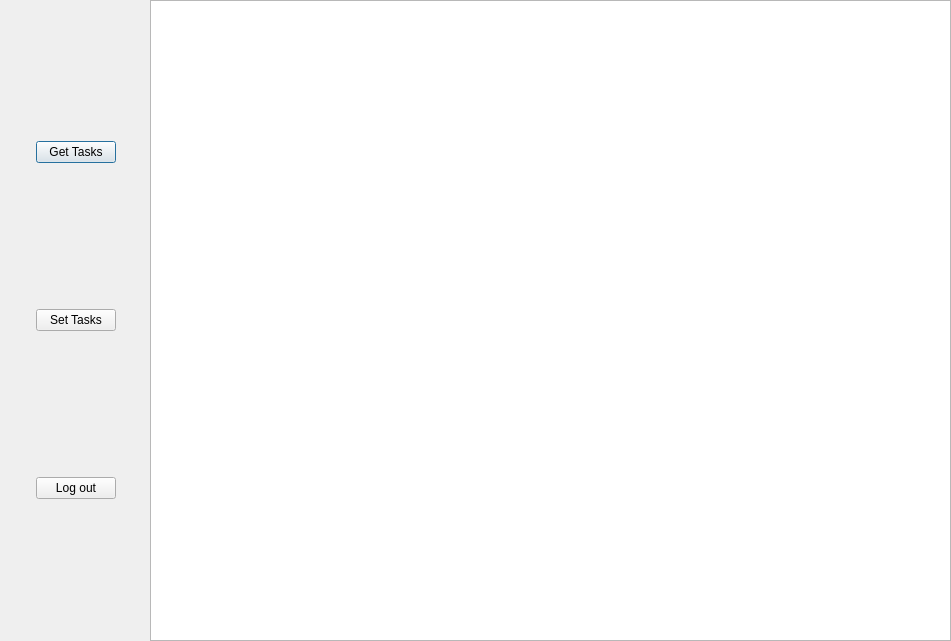
Before: the Qt Designer form REST_DevProm/workingwindow.ui in Smartkin/DevProm-REST, drawn with Qt 5.
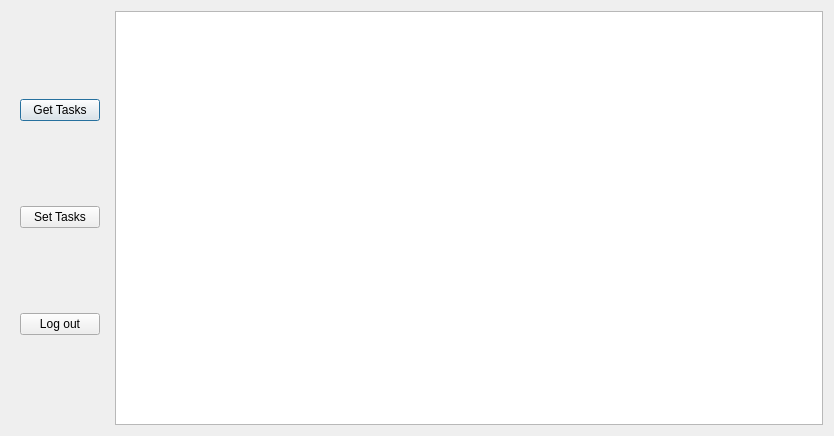
After: the same form once the commit is applied.

Commit message: Windows making proper layout adjusments when resizing them

```diff
--- a/REST_DevProm/workingwindow.ui
+++ b/REST_DevProm/workingwindow.ui
@@ -6,27 +6,42 @@
    <rect>
     <x>0</x>
     <y>0</y>
-    <width>951</width>
-    <height>641</height>
+    <width>834</width>
+    <height>436</height>
    </rect>
   </property>
+  <property name="sizePolicy">
+   <sizepolicy hsizetype="Preferred" vsizetype="Preferred">
+    <horstretch>0</horstretch>
+    <verstretch>0</verstretch>
+   </sizepolicy>
+  </property>
   <property name="windowTitle">
    <string>Working window</string>
   </property>
-  <widget class="QWidget" name="">
-   <property name="geometry">
-    <rect>
-     <x>1</x>
-     <y>1</y>
-     <width>151</width>
-     <height>641</height>
-    </rect>
-   </property>
-   <layout class="QVBoxLayout" name="verticalLayout">
+  <property name="sizeGripEnabled">
+   <bool>false</bool>
+  </property>
+  <property name="modal">
+   <bool>false</bool>
+  </property>
+  <layout class="QHBoxLayout" name="horizontalLayout">
     <property name="sizeConstraint">
      <enum>QLayout::SetDefaultConstraint</enum>
     </property>
-    <item alignment="Qt::AlignHCenter">
+   <item>
+    <widget class="QWidget" name="widget" native="true">
+     <property name="sizePolicy">
+      <sizepolicy hsizetype="Fixed" vsizetype="Expanding">
+       <horstretch>0</horstretch>
+       <verstretch>0</verstretch>
+      </sizepolicy>
+     </property>
+     <layout class="QVBoxLayout" name="verticalLayout">
+      <property name="sizeConstraint">
+       <enum>QLayout::SetMinimumSize</enum>
+      </property>
+      <item>
      <widget class="QPushButton" name="btnGetTasks">
       <property name="sizePolicy">
        <sizepolicy hsizetype="Fixed" vsizetype="Fixed">
@@ -39,7 +54,7 @@
       </property>
      </widget>
     </item>
-    <item alignment="Qt::AlignHCenter">
+      <item>
      <widget class="QPushButton" name="btnSetTasks">
       <property name="sizePolicy">
        <sizepolicy hsizetype="Fixed" vsizetype="Fixed">
@@ -52,7 +67,7 @@
       </property>
      </widget>
     </item>
-    <item alignment="Qt::AlignHCenter">
+      <item>
      <widget class="QPushButton" name="btnLogout">
       <property name="sizePolicy">
        <sizepolicy hsizetype="Fixed" vsizetype="Fixed">
@@ -67,31 +82,27 @@
     </item>
    </layout>
   </widget>
+   </item>
+   <item>
   <widget class="QTableWidget" name="tableTasks">
-   <property name="geometry">
-    <rect>
-     <x>150</x>
-     <y>0</y>
-     <width>801</width>
-     <height>641</height>
-    </rect>
-   </property>
    <property name="sizePolicy">
-    <sizepolicy hsizetype="Maximum" vsizetype="Maximum">
+      <sizepolicy hsizetype="Preferred" vsizetype="Preferred">
      <horstretch>0</horstretch>
      <verstretch>0</verstretch>
     </sizepolicy>
    </property>
    <property name="maximumSize">
     <size>
-     <width>100000</width>
-     <height>100000</height>
+       <width>16777215</width>
+       <height>16777215</height>
     </size>
    </property>
    <property name="sizeAdjustPolicy">
     <enum>QAbstractScrollArea::AdjustIgnored</enum>
    </property>
   </widget>
+   </item>
+  </layout>
  </widget>
  <resources/>
  <connections/>
```
Lines whose indentation alone changed are shown as unchanged. The commit also changes 1 other file.
